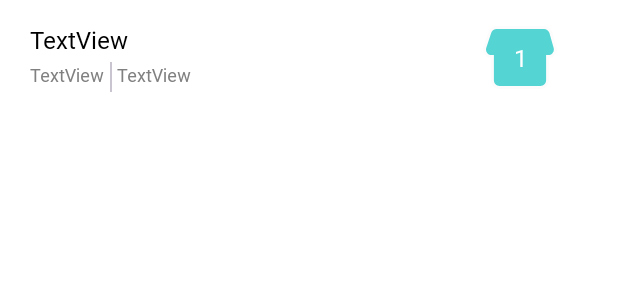
After one commit to Kusitms-Hackathon-C/kusitms-hackathon-c, an Android app: the layout store_bottom_sheet.xml on its own in the app's theme, with its tools: preview values and no code run, on a phone screen of 412 x 824 dp. The commit adds this screen. Shown: the top 300 px of the screen. Run offline under Robolectric (Android 15) with nearby library versions, the phone set to English and light mode, and no system bars.

Commit message:
[feat] : bottom sheet layout 구성 (#17)

```diff
--- a/app/src/main/java/com/pcandriod/kusitms_hackathon_c/presentation/ui/main/map/MapFragment.kt
+++ b/app/src/main/java/com/pcandriod/kusitms_hackathon_c/presentation/ui/main/map/MapFragment.kt
@@ -8,6 +8,7 @@ import android.view.LayoutInflater
 import android.view.View
 import android.view.ViewGroup
 import android.widget.SearchView
+import com.google.android.material.bottomsheet.BottomSheetBehavior
 import com.naver.maps.geometry.LatLng
 import com.naver.maps.map.CameraAnimation
 import com.naver.maps.map.CameraUpdate
@@ -48,6 +49,11 @@ class MapFragment : Fragment(), OnMapReadyCallback {
         mapView = fragmentMapBinding.mapView
         mapView.onCreate(savedInstanceState)
         mapView.getMapAsync(this)
+
+        val sheetBehavior = BottomSheetBehavior.from(fragmentMapBinding.includeStoreInfo.bottomSheetStoreInfo)
+
+        sheetBehavior.isHideable = true
+//        sheetBehavior.state = BottomSheetBehavior.STATE_HIDDEN
 
 
         NaverMapSdk.getInstance(mainActivity).client = NaverMapSdk.NaverCloudPlatformClient("${BuildConfig.MAP_API_KEY}")
--- /dev/null
+++ b/app/src/main/res/drawable/ic_marker_click.xml
@@ -0,0 +1,13 @@
+<vector xmlns:android="http://schemas.android.com/apk/res/android"
+    android:width="50dp"
+    android:height="42dp"
+    android:viewportWidth="50"
+    android:viewportHeight="42">
+  <path
+      android:pathData="M9.068,1C7.028,1 5.216,2.303 4.568,4.238L1.25,14.128C0.218,17.203 2.507,20.385 5.751,20.385H6.272V36.209C6.272,38.831 8.398,40.956 11.02,40.956H38.316C40.938,40.956 43.064,38.831 43.064,36.209V20.385H43.502C46.654,20.385 48.931,17.369 48.068,14.338L45.253,4.448C44.672,2.407 42.808,1 40.687,1H9.068Z"
+      android:fillColor="#54D4D3"
+      android:fillType="evenOdd"/>
+  <path
+      android:pathData="M4.568,4.238L3.619,3.92L4.568,4.238ZM1.25,14.128L0.302,13.81L1.25,14.128ZM6.272,20.385H7.272V19.385H6.272V20.385ZM43.064,20.385V19.385H42.064V20.385H43.064ZM48.068,14.338L49.03,14.064L48.068,14.338ZM45.253,4.448L44.291,4.722V4.722L45.253,4.448ZM5.516,4.556C6.028,3.029 7.458,2 9.068,2V0C6.598,0 4.405,1.578 3.619,3.92L5.516,4.556ZM2.198,14.446L5.516,4.556L3.619,3.92L0.302,13.81L2.198,14.446ZM5.751,19.385C3.19,19.385 1.384,16.873 2.198,14.446L0.302,13.81C-0.947,17.533 1.824,21.385 5.751,21.385V19.385ZM6.272,19.385H5.751V21.385H6.272V19.385ZM7.272,36.209V20.385H5.272V36.209H7.272ZM11.02,39.956C8.95,39.956 7.272,38.278 7.272,36.209H5.272C5.272,39.383 7.846,41.956 11.02,41.956V39.956ZM38.316,39.956H11.02V41.956H38.316V39.956ZM42.064,36.209C42.064,38.278 40.386,39.956 38.316,39.956V41.956C41.491,41.956 44.064,39.383 44.064,36.209H42.064ZM42.064,20.385V36.209H44.064V20.385H42.064ZM43.502,19.385H43.064V21.385H43.502V19.385ZM47.106,14.612C47.787,17.005 45.99,19.385 43.502,19.385V21.385C47.318,21.385 50.074,17.734 49.03,14.064L47.106,14.612ZM44.291,4.722L47.106,14.612L49.03,14.064L46.215,4.174L44.291,4.722ZM40.687,2C42.362,2 43.833,3.111 44.291,4.722L46.215,4.174C45.512,1.704 43.255,0 40.687,0V2ZM9.068,2H40.687V0H9.068V2Z"
+      android:fillColor="#FCFCFC"/>
+</vector>
--- a/app/src/main/res/layout/fragment_map.xml
+++ b/app/src/main/res/layout/fragment_map.xml
@@ -1,10 +1,16 @@
 <?xml version="1.0" encoding="utf-8"?>
-<LinearLayout xmlns:android="http://schemas.android.com/apk/res/android"
+<androidx.coordinatorlayout.widget.CoordinatorLayout xmlns:android="http://schemas.android.com/apk/res/android"
     xmlns:tools="http://schemas.android.com/tools"
     android:layout_width="match_parent"
     android:layout_height="match_parent"
+    xmlns:app="http://schemas.android.com/apk/res-auto"
     android:orientation="vertical"
     tools:context=".presentation.ui.main.map.MapFragment">
+
+    <LinearLayout
+        android:layout_width="match_parent"
+        android:layout_height="match_parent"
+        android:orientation="vertical">
 
         <SearchView
             android:id="@+id/sv_place"
@@ -12,12 +18,21 @@
             android:layout_height="wrap_content"
             android:layout_marginHorizontal="14dp"
             android:layout_marginBottom="9dp"
-        android:queryHint="신당동"/>
+            android:queryHint="신당동" />
 
         <com.naver.maps.map.MapView
             android:id="@+id/mapView"
             android:layout_width="match_parent"
-        android:layout_height="match_parent" >
+            android:layout_height="match_parent">
         </com.naver.maps.map.MapView>
 
     </LinearLayout>
+
+    <include
+        android:id="@+id/includeStoreInfo"
+        style="@style/Widget.Material3.BottomSheet"
+        app:layout_behavior="@string/bottom_sheet_behavior"
+        layout="@layout/store_bottom_sheet"
+        android:layout_width="match_parent"
+        android:layout_height="wrap_content" />
+</androidx.coordinatorlayout.widget.CoordinatorLayout>
--- /dev/null
+++ b/app/src/main/res/layout/store_bottom_sheet.xml
@@ -0,0 +1,100 @@
+<?xml version="1.0" encoding="utf-8"?>
+<LinearLayout xmlns:android="http://schemas.android.com/apk/res/android"
+    android:id="@+id/bottomSheetStoreInfo"
+    xmlns:app="http://schemas.android.com/apk/res-auto"
+    xmlns:tools="http://schemas.android.com/tools"
+    android:layout_width="match_parent"
+    android:layout_height="match_parent"
+    android:background="@color/white"
+    android:backgroundTint="@color/white"
+    android:orientation="vertical"
+    android:paddingHorizontal="20dp"
+    android:paddingBottom="20dp">
+
+
+    <LinearLayout
+        android:layout_width="match_parent"
+        android:layout_height="wrap_content"
+        android:layout_marginTop="15dp"
+        android:orientation="horizontal">
+
+        <LinearLayout
+            android:layout_width="wrap_content"
+            android:layout_height="match_parent"
+            android:layout_marginRight="20dp"
+            android:layout_weight="1"
+            android:orientation="vertical">
+
+            <TextView
+                android:id="@+id/tv_storeName"
+                style="@style/subtitle1"
+                android:layout_width="wrap_content"
+                android:layout_height="wrap_content"
+                android:text="TextView"
+                android:textColor="@color/black" />
+
+            <LinearLayout
+                android:layout_width="match_parent"
+                android:layout_height="wrap_content"
+                android:layout_marginTop="4dp"
+                android:orientation="horizontal">
+
+                <TextView
+                    android:id="@+id/tv_storeCategory"
+                    style="@style/subtitle4"
+                    android:layout_width="wrap_content"
+                    android:layout_height="wrap_content"
+                    android:text="TextView"
+                    android:textColor="@color/grey2"/>
+
+                <com.google.android.material.divider.MaterialDivider
+                    android:id="@+id/divider"
+                    android:layout_width="1dp"
+                    android:layout_height="20dp"
+                    android:background="?android:attr/listDivider"
+                    android:layout_marginHorizontal="3dp"
+                    android:backgroundTint="@color/grey2"
+                    android:layout_gravity="center_vertical"/>
+
+                <TextView
+                    android:id="@+id/tv_storeReview"
+                    style="@style/subtitle4"
+                    android:layout_width="wrap_content"
+                    android:layout_height="wrap_content"
+                    android:text="TextView"
+                    android:textColor="@color/grey2"/>
+
+            </LinearLayout>
+        </LinearLayout>
+
+        <androidx.constraintlayout.widget.ConstraintLayout
+            android:layout_width="wrap_content"
+            android:layout_height="match_parent">
+
+            <ImageView
+                android:id="@+id/iv_storeReview"
+                android:layout_width="wrap_content"
+                android:layout_height="wrap_content"
+                android:layout_marginRight="20dp"
+                android:src="@drawable/ic_marker_click"
+                app:layout_constraintBottom_toBottomOf="parent"
+                app:layout_constraintEnd_toEndOf="parent"
+                app:layout_constraintStart_toStartOf="parent"
+                app:layout_constraintTop_toTopOf="parent" />
+
+            <TextView
+                android:id="@+id/tv_storeReviewCount"
+                style="@style/subtitle1"
+                android:layout_width="wrap_content"
+                android:layout_height="wrap_content"
+                android:text="1"
+                android:textColor="@color/white"
+                app:layout_constraintBottom_toBottomOf="@+id/iv_storeReview"
+                app:layout_constraintEnd_toEndOf="@+id/iv_storeReview"
+                app:layout_constraintStart_toStartOf="parent"
+                app:layout_constraintTop_toTopOf="@+id/iv_storeReview" />
+        </androidx.constraintlayout.widget.ConstraintLayout>
+
+    </LinearLayout>
+
+</LinearLayout>
```
Lines whose indentation alone changed are shown as unchanged.
